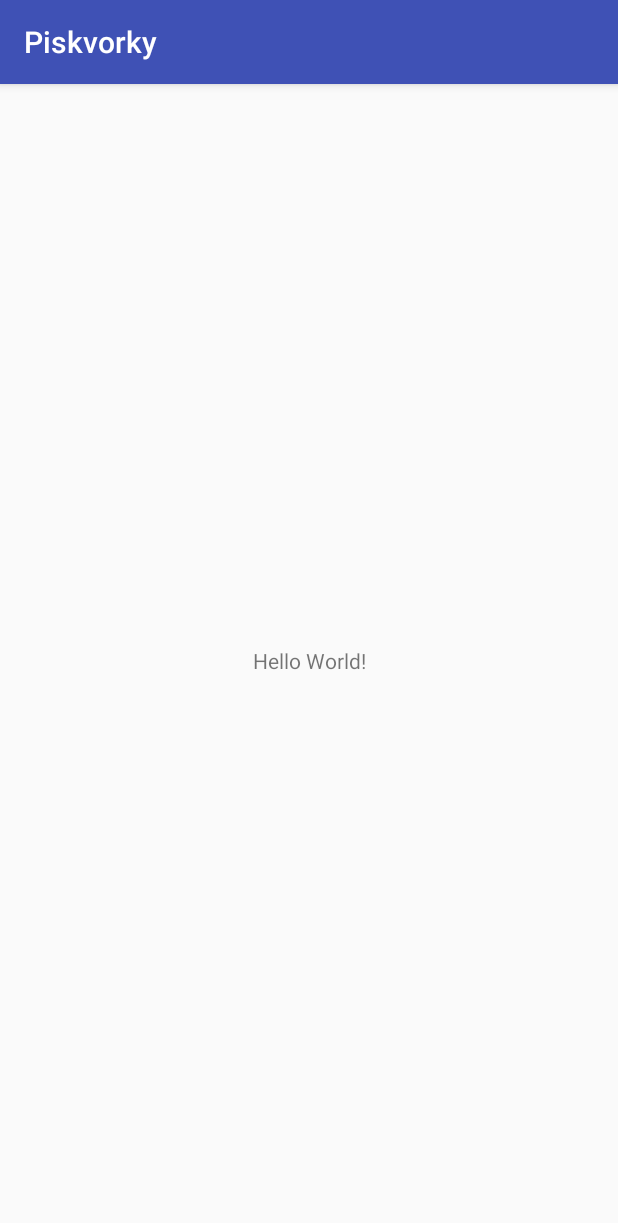
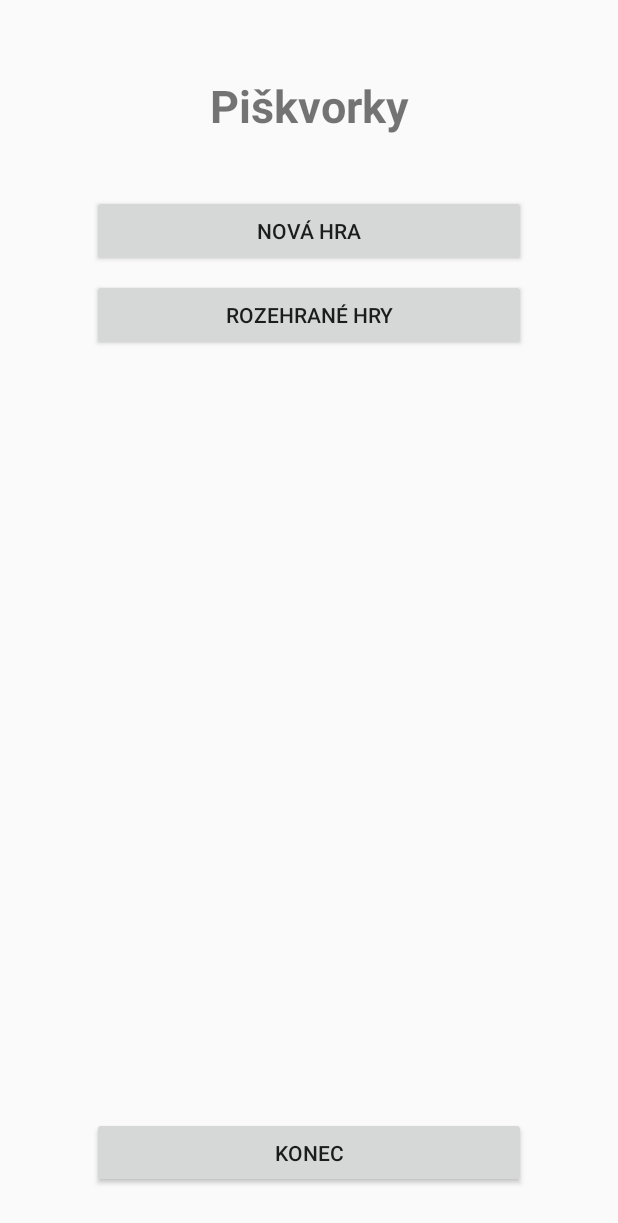
Before and after one commit to Michyus/TAMZ2_projekt, an Android app: the screen it shows after launch (MainActivity), on a phone screen of 412 x 824 dp. Shown: the top 1223 px of the screen. Run offline under Robolectric (Android 15) with nearby library versions, the phone set to English and light mode, and no system bars.

Commit message:
Creating basic menu layout

```diff
--- a/Piskvorky/app/src/main/AndroidManifest.xml
+++ b/Piskvorky/app/src/main/AndroidManifest.xml
@@ -8,7 +8,7 @@
         android:label="@string/app_name"
         android:roundIcon="@mipmap/ic_launcher_round"
         android:supportsRtl="true"
-        android:theme="@style/AppTheme">
+        android:theme="@style/Theme.AppCompat.DayNight.NoActionBar">
         <activity android:name=".MainActivity">
             <intent-filter>
                 <action android:name="android.intent.action.MAIN" />
--- a/Piskvorky/app/src/main/java/com/example/michyus/piskvorky/MainActivity.java
+++ b/Piskvorky/app/src/main/java/com/example/michyus/piskvorky/MainActivity.java
@@ -1,13 +1,49 @@
 package com.example.michyus.piskvorky;
 
+import android.content.Intent;
 import android.support.v7.app.AppCompatActivity;
 import android.os.Bundle;
+import android.view.View;
+import android.widget.Button;
+import android.widget.Toast;
 
 public class MainActivity extends AppCompatActivity {
+    Button button_newGame;
+    Button button_unfinishedGames;
+    Button button_quit;
 
     @Override
     protected void onCreate(Bundle savedInstanceState) {
         super.onCreate(savedInstanceState);
         setContentView(R.layout.activity_main);
+
+        button_newGame = findViewById(R.id.button_newGame);
+        button_unfinishedGames = findViewById(R.id.button_unfinishedGames);
+        button_quit = findViewById(R.id.button_quit);
+
+        button_newGame.setOnClickListener(listener_newGame);
+        button_unfinishedGames.setOnClickListener(listener_unfinishedGames);
+        button_quit.setOnClickListener(listener_quit);
     }
+
+    View.OnClickListener listener_newGame = new View.OnClickListener() {
+        @Override
+        public void onClick(View v) {
+            Toast.makeText(getApplicationContext(), "listener_newGame", Toast.LENGTH_SHORT).show();
+        }
+    };
+
+    View.OnClickListener listener_unfinishedGames = new View.OnClickListener() {
+        @Override
+        public void onClick(View v) {
+            Toast.makeText(getApplicationContext(), "listener_unfinishedGames", Toast.LENGTH_SHORT).show();
+        }
+    };
+
+    View.OnClickListener listener_quit = new View.OnClickListener() {
+        @Override
+        public void onClick(View v) {
+            Toast.makeText(getApplicationContext(), "listener_quit", Toast.LENGTH_SHORT).show();
+        }
+    };
 }
--- a/Piskvorky/app/src/main/res/layout/activity_main.xml
+++ b/Piskvorky/app/src/main/res/layout/activity_main.xml
@@ -7,12 +7,62 @@
     tools:context=".MainActivity">
 
     <TextView
+        android:id="@+id/textView_title"
         android:layout_width="wrap_content"
-        android:layout_height="wrap_content"
-        android:text="Hello World!"
+        android:layout_height="40dp"
+        android:autoText="false"
+        android:text="Piškvorky"
+        android:textSize="30sp"
+        android:textStyle="bold"
         app:layout_constraintBottom_toBottomOf="parent"
         app:layout_constraintLeft_toLeftOf="parent"
         app:layout_constraintRight_toRightOf="parent"
-        app:layout_constraintTop_toTopOf="parent" />
+        app:layout_constraintTop_toTopOf="parent"
+        app:layout_constraintVertical_bias="0.064" />
+
+    <Button
+        android:id="@+id/button_newGame"
+        android:layout_width="289dp"
+        android:layout_height="wrap_content"
+        android:layout_marginEnd="8dp"
+        android:layout_marginLeft="8dp"
+        android:layout_marginRight="8dp"
+        android:layout_marginStart="8dp"
+        android:layout_marginTop="40dp"
+        android:text="Nová hra"
+        app:layout_constraintEnd_toEndOf="parent"
+        app:layout_constraintStart_toStartOf="parent"
+        app:layout_constraintTop_toBottomOf="@+id/textView_title" />
+
+    <Button
+        android:id="@+id/button_unfinishedGames"
+        android:layout_width="289dp"
+        android:layout_height="wrap_content"
+        android:layout_marginEnd="8dp"
+        android:layout_marginLeft="8dp"
+        android:layout_marginRight="8dp"
+        android:layout_marginStart="8dp"
+        android:layout_marginTop="8dp"
+        android:text="Rozehrané hry"
+        app:layout_constraintEnd_toEndOf="parent"
+        app:layout_constraintHorizontal_bias="0.5"
+        app:layout_constraintStart_toStartOf="parent"
+        app:layout_constraintTop_toBottomOf="@+id/button_newGame" />
+
+    <Button
+        android:id="@+id/button_quit"
+        android:layout_width="289dp"
+        android:layout_height="47dp"
+        android:layout_marginBottom="32dp"
+        android:layout_marginEnd="8dp"
+        android:layout_marginLeft="8dp"
+        android:layout_marginRight="8dp"
+        android:layout_marginStart="8dp"
+        android:text="Konec"
+        app:layout_constraintBottom_toBottomOf="parent"
+        app:layout_constraintEnd_toEndOf="parent"
+        app:layout_constraintHorizontal_bias="0.5"
+        app:layout_constraintVertical_bias="0.064"
+        app:layout_constraintStart_toStartOf="parent" />
 
 </android.support.constraint.ConstraintLayout>
```
